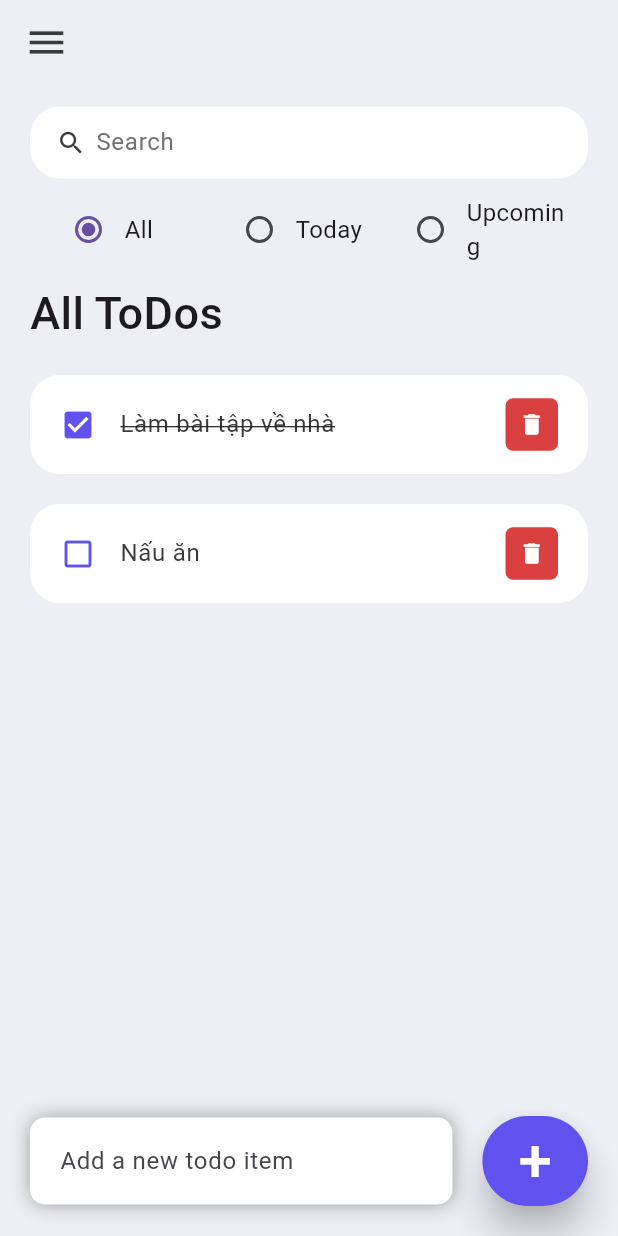
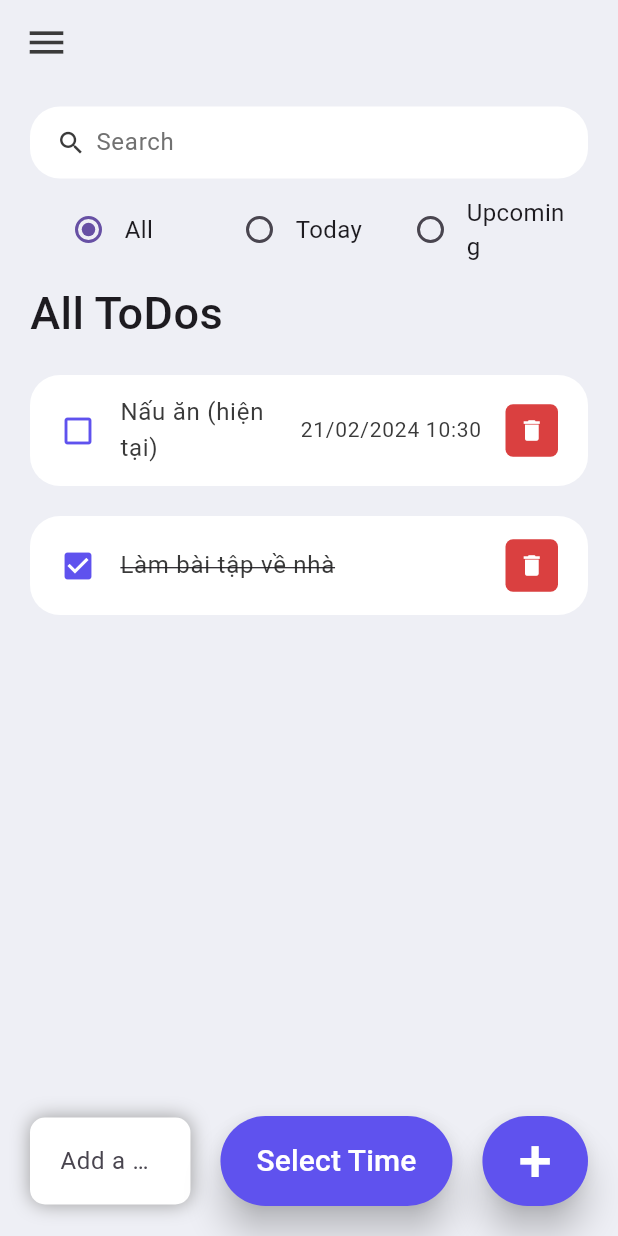
Before and after one commit to Minhnhat1104/flutter_todo_app, a Flutter app: the screen it shows after launch, on a phone screen of 412 x 824 dp. Run offline on Flutter 3.47's test engine with Material 3 defaults, Android fonts, the phone set to English and light mode, and no system bars; missing offline and left inert: dart:js_interop.

Commit message:
add date and time for todo item, add date time input on add item

```diff
--- a/lib/model/todo.dart
+++ b/lib/model/todo.dart
@@ -1,17 +1,28 @@
+import 'package:flutter/material.dart';
+
 class ToDo {
   String? id;
   String? todoText;
   bool isDone;
+  DateTime? date;
+  TimeOfDay? time;
   ToDo({
     required this.id,
     required this.todoText,
+    this.date,
+    this.time,
     this.isDone = false,
   });
 
   static List<ToDo> todoList() {
     return [
-      ToDo(id: '01', todoText: 'Nấu ăn', isDone: false),
       ToDo(id: '02', todoText: 'Làm bài tập về nhà', isDone: true),
+      ToDo(
+          id: '01',
+          todoText: 'Nấu ăn (hiện tại)',
+          isDone: false,
+          date: DateTime.now(),
+          time: TimeOfDay.now()),
     ];
   }
 }
--- a/lib/screens/home.dart
+++ b/lib/screens/home.dart
@@ -1,4 +1,6 @@
 // ignore_for_file: prefer_const_constructors
+import 'dart:js_interop';
+
 import 'package:flutter/material.dart';
 import 'package:todo_app/constants/colors.dart';
 import 'package:todo_app/model/todo.dart';
@@ -18,6 +20,8 @@ class _HomeState extends State<Home> {
   List<ToDo> _foundToDo = [];
   final _todoController = TextEditingController();
   RadioOption? _radioValue = RadioOption.all;
+  TimeOfDay? selectedTime;
+  DateTime? selectedDate;
 
   @override
   void initState() {
@@ -88,6 +92,43 @@ class _HomeState extends State<Home> {
                 Container(
                   margin: EdgeInsets.only(bottom: 20, right: 20),
                   child: ElevatedButton(
+                    child: Text(
+                        selectedTime != null && selectedDate != null
+                            ? "${_formatDate(selectedDate)} ${selectedTime!.hour}:${selectedTime!.minute}"
+                            : 'Select Time',
+                        style: TextStyle(fontSize: 20, color: Colors.white)),
+                    onPressed: () async {
+                      final DateTime? pickedDate = await showDatePicker(
+                        context: context,
+                        initialDate: DateTime.now(),
+                        firstDate: DateTime.now(),
+                        lastDate: DateTime(2101),
+                      );
+
+                      if (pickedDate != null) {
+                        final TimeOfDay? timeOfDay = await showTimePicker(
+                            context: context,
+                            initialTime: TimeOfDay.now(),
+                            initialEntryMode: TimePickerEntryMode.dial);
+
+                        if (timeOfDay != null) {
+                          setState(() {
+                            selectedDate = pickedDate;
+                            selectedTime = timeOfDay;
+                          });
+                        }
+                      }
+                    },
+                    style: ElevatedButton.styleFrom(
+                      backgroundColor: tdBlue,
+                      minimumSize: Size(60, 60),
+                      elevation: 10,
+                    ),
+                  ),
+                ),
+                Container(
+                  margin: EdgeInsets.only(bottom: 20, right: 20),
+                  child: ElevatedButton(
                     child: Text('+',
                         style: TextStyle(fontSize: 40, color: Colors.white)),
                     onPressed: _handleAddItem,
@@ -120,7 +161,12 @@ class _HomeState extends State<Home> {
     setState(() {
       todosList.add(ToDo(
           id: DateTime.now().millisecondsSinceEpoch.toString(),
-          todoText: _todoController.text));
+          todoText: _todoController.text,
+          date: selectedDate,
+          time: selectedTime));
+
+      selectedDate = null;
+      selectedTime = null;
     });
 
     _todoController.clear();
@@ -141,6 +187,22 @@ class _HomeState extends State<Home> {
       _foundToDo = results;
     });
   }
+
+  String _formatDate(DateTime? date) {
+    return '${date!.day.toString().padLeft(2, '0')}/${date!.month.toString().padLeft(2, '0')}/${date!.year}';
+  }
+
+  List<ToDo> _radioFilter(List<ToDo> todoList) {
+    return todoList.where((element) {
+      if (_radioValue == RadioOption.all) {
+        return true;
+      } else if (_radioValue == RadioOption.today) {}
+
+      return true;
+    }).toList();
+  }
+
+  double timeToDouble(TimeOfDay myTime) => myTime.hour + myTime.minute / 60.0;
 
   Widget searchBox() {
     return Container(
--- a/lib/widgets/todo_item.dart
+++ b/lib/widgets/todo_item.dart
@@ -3,6 +3,7 @@
 import 'package:flutter/material.dart';
 import 'package:todo_app/constants/colors.dart';
 import 'package:todo_app/model/todo.dart';
+import 'package:todo_app/screens/home.dart';
 
 class ToDoItem extends StatelessWidget {
   final ToDo todo;
@@ -15,6 +16,10 @@ class ToDoItem extends StatelessWidget {
       required this.onToDoChanged,
       required this.onDeleteItem})
       : super(key: key);
+
+  String _formatDate(DateTime? date) {
+    return '${date!.day.toString().padLeft(2, '0')}/${date!.month.toString().padLeft(2, '0')}/${date!.year}';
+  }
 
   @override
   Widget build(BuildContext context) {
@@ -31,12 +36,25 @@ class ToDoItem extends StatelessWidget {
         leading: Icon(
             todo.isDone ? Icons.check_box : Icons.check_box_outline_blank,
             color: tdBlue),
-        title: Text(
-          todo.todoText!,
-          style: TextStyle(
-              fontSize: 16,
-              color: tdBlack,
-              decoration: todo.isDone ? TextDecoration.lineThrough : null),
+        title: Row(
+          children: [
+            Expanded(
+                child: Text(
+              todo.todoText!,
+              style: TextStyle(
+                  fontSize: 16,
+                  color: tdBlack,
+                  decoration: todo.isDone ? TextDecoration.lineThrough : null),
+            )),
+            if (todo.time != null) // Check if time is not null
+              Text(
+                '${_formatDate(todo.date)} ${todo.time!.hour}:${todo.time!.minute}', // Display time
+                style: TextStyle(
+                  fontSize: 14,
+                  color: tdBlack,
+                ),
+              ),
+          ],
         ),
         trailing: Container(
           padding: EdgeInsets.all(0),
--- a/pubspec.yaml
+++ b/pubspec.yaml
@@ -12,6 +12,7 @@ assets:
 dependencies:
   flutter:
     sdk: flutter
+  flutter_datetime_picker: ^1.5.1
 
 dev_dependencies:
   flutter_test:
```
Also changed, not shown: pubspec.lock.
